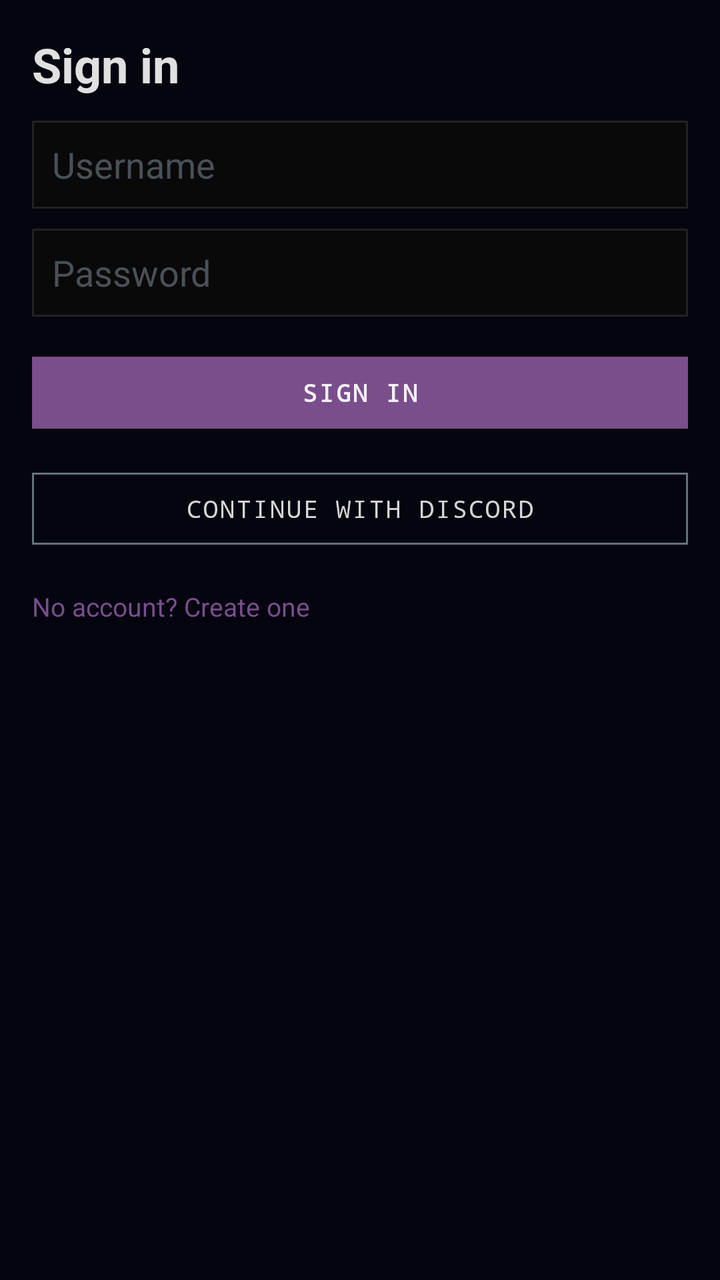
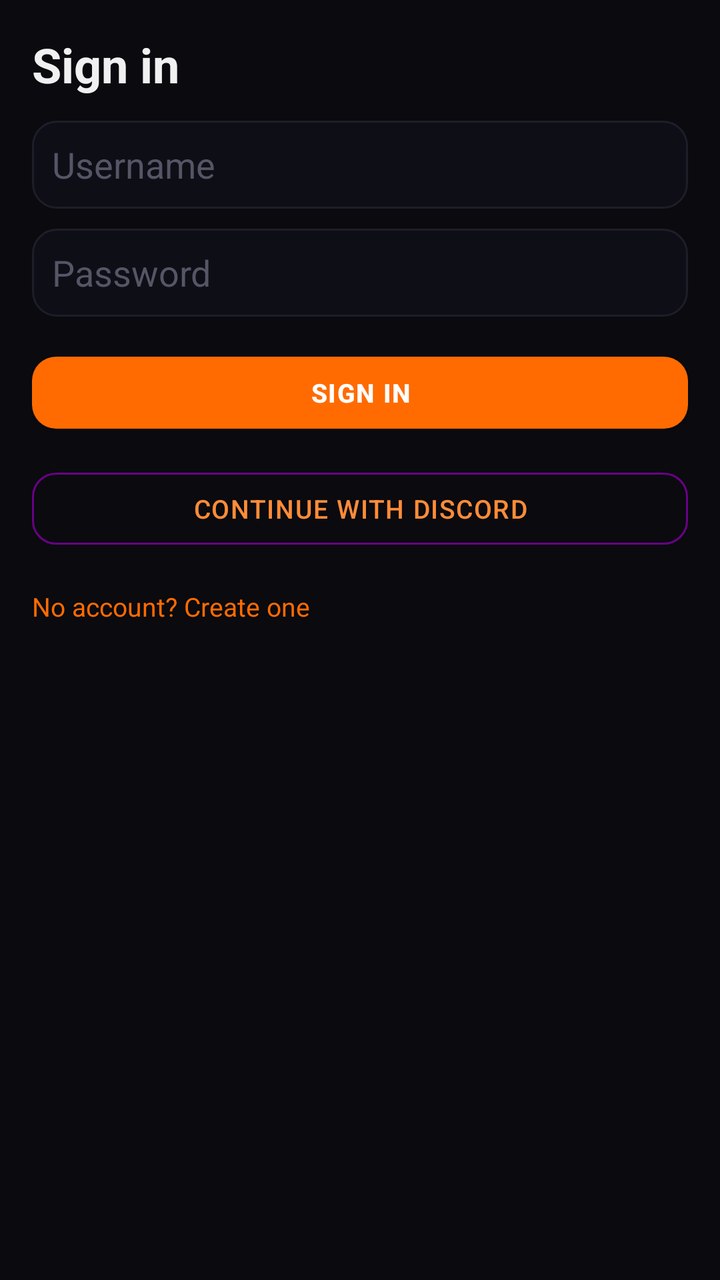

An Android layout rendered at two revisions. The XML below is the earlier revision; the diff shows what the commit changed to produce the second picture.
<!-- AndroidManifest.xml: application theme Theme.KodaNetwork -->
<!-- res/layout/activity_design_login.xml -->
<?xml version="1.0" encoding="utf-8"?>
<ScrollView xmlns:android="http://schemas.android.com/apk/res/android"
    android:layout_width="match_parent"
    android:layout_height="match_parent"
    android:background="@color/bg_void">

    <LinearLayout
        android:layout_width="match_parent"
        android:layout_height="wrap_content"
        android:orientation="vertical"
        android:padding="16dp">

        <TextView
            android:layout_width="wrap_content"
            android:layout_height="wrap_content"
            android:text="Sign in"
            android:textColor="@color/txt_primary"
            android:textSize="24sp"
            android:textStyle="bold" />

        <EditText
            android:id="@+id/et_username"
            android:layout_width="match_parent"
            android:layout_height="44dp"
            android:layout_marginTop="12dp"
            android:background="@drawable/input_field"
            android:hint="Username"
            android:textColor="@color/txt_primary"
            android:textColorHint="@color/txt_muted"
            android:paddingHorizontal="10dp" />

        <EditText
            android:id="@+id/et_password"
            android:layout_width="match_parent"
            android:layout_height="44dp"
            android:layout_marginTop="10dp"
            android:background="@drawable/input_field"
            android:hint="Password"
            android:inputType="textPassword"
            android:textColor="@color/txt_primary"
            android:textColorHint="@color/txt_muted"
            android:paddingHorizontal="10dp" />

        <Button
            android:id="@+id/btn_sign_in"
            style="@style/KodaButton"
            android:layout_width="match_parent"
            android:layout_height="wrap_content"
            android:layout_marginTop="14dp"
            android:text="SIGN IN" />

        <Button
            android:id="@+id/btn_discord"
            style="@style/KodaButton.Outline"
            android:layout_width="match_parent"
            android:layout_height="wrap_content"
            android:layout_marginTop="10dp"
            android:text="CONTINUE WITH DISCORD" />

        <TextView
            android:id="@+id/tv_create_account"
            android:layout_width="wrap_content"
            android:layout_height="wrap_content"
            android:layout_marginTop="16dp"
            android:text="No account? Create one"
            android:textColor="@color/koda_orange"
            android:textSize="13sp" />
    </LinearLayout>
</ScrollView>
<!-- resources referenced by this layout -->
<resources>
  <color name="bg_void">#050510</color>
  <color name="koda_orange">#7A4E8C</color>
  <color name="txt_muted">#4A5058</color>
  <color name="txt_primary">#E0E0E0</color>
  <!-- drawable input_field (drawable) -->
  <?xml version="1.0" encoding="utf-8"?>
  <shape xmlns:android="http://schemas.android.com/apk/res/android">
      <solid android:color="#090909"/>
      <stroke android:width="1dp" android:color="#222222"/>
  </shape>
  <style name="KodaButton" parent="Widget.MaterialComponents.Button">
          <item name="backgroundTint">#7A4E8C</item>
          <item name="android:textColor">#F2F2F2</item>
          <item name="android:textStyle">bold</item>
          <item name="android:fontFamily">monospace</item>
          <item name="android:letterSpacing">0.08</item>
          <item name="android:textSize">12sp</item>
          <item name="cornerRadius">0dp</item>
          <item name="rippleColor">#4A5058</item>
      </style>
  <style name="KodaButton.Outline" parent="Widget.MaterialComponents.Button.OutlinedButton">
          <item name="strokeColor">#62727B</item>
          <item name="strokeWidth">1dp</item>
          <item name="android:textColor">#D6D6D6</item>
          <item name="android:fontFamily">monospace</item>
          <item name="android:letterSpacing">0.08</item>
          <item name="android:textSize">12sp</item>
          <item name="cornerRadius">0dp</item>
      </style>
  <style name="Theme.KodaNetwork" parent="Theme.MaterialComponents.NoActionBar">
          <item name="colorPrimary">#7A4E8C</item>
          <item name="colorPrimaryVariant">#4A5058</item>
          <item name="colorSecondary">#62727B</item>
          <item name="android:colorBackground">#050510</item>
          <item name="colorSurface">#050510</item>
          <item name="colorOnPrimary">#000000</item>
          <item name="colorOnBackground">#E0E0E0</item>
          <item name="colorOnSurface">#E0E0E0</item>
          <item name="android:statusBarColor">#050510</item>
          <item name="android:navigationBarColor">#050510</item>
          <item name="android:windowLightStatusBar">false</item>
          <item name="android:textColor">#E0E0E0</item>
      </style>
</resources>

<!-- the commit's change to res/layout/activity_design_login.xml (unified diff, before → after) -->
@@ -1,5 +1,6 @@
 <?xml version="1.0" encoding="utf-8"?>
 <ScrollView xmlns:android="http://schemas.android.com/apk/res/android"
+    android:fitsSystemWindows="true"
     android:layout_width="match_parent"
     android:layout_height="match_parent"
     android:background="@color/bg_void">
<!-- resource entries referenced after the edit -->
@@ -1,47 +1,53 @@
 <!-- resources referenced by this layout -->
 <resources>
-  <color name="bg_void">#050510</color>
-  <color name="koda_orange">#7A4E8C</color>
-  <color name="txt_muted">#4A5058</color>
-  <color name="txt_primary">#E0E0E0</color>
+  <color name="bg_void">#0A0A0F</color>
+  <color name="koda_orange">#FF6B00</color>
+  <color name="txt_muted">#555566</color>
+  <color name="txt_primary">#F0F0F0</color>
   <!-- drawable input_field (drawable) -->
   <?xml version="1.0" encoding="utf-8"?>
-  <shape xmlns:android="http://schemas.android.com/apk/res/android">
-      <solid android:color="#090909"/>
-      <stroke android:width="1dp" android:color="#222222"/>
+  <shape xmlns:android="http://schemas.android.com/apk/res/android"
+      android:shape="rectangle">
+      <solid android:color="#0E0E16" />
+      <stroke android:width="1dp" android:color="#1E1E2A" />
+      <corners android:radius="12dp" />
   </shape>
   <style name="KodaButton" parent="Widget.MaterialComponents.Button">
-          <item name="backgroundTint">#7A4E8C</item>
-          <item name="android:textColor">#F2F2F2</item>
+          <item name="backgroundTint">#FF6B00</item>
+          <item name="android:textColor">#FFFFFF</item>
           <item name="android:textStyle">bold</item>
-          <item name="android:fontFamily">monospace</item>
-          <item name="android:letterSpacing">0.08</item>
-          <item name="android:textSize">12sp</item>
-          <item name="cornerRadius">0dp</item>
-          <item name="rippleColor">#4A5058</item>
+          <item name="android:fontFamily">sans-serif-medium</item>
+          <item name="android:letterSpacing">0.04</item>
+          <item name="android:textSize">13sp</item>
+          <item name="cornerRadius">12dp</item>
+          <item name="rippleColor">#CC5500</item>
       </style>
   <style name="KodaButton.Outline" parent="Widget.MaterialComponents.Button.OutlinedButton">
-          <item name="strokeColor">#62727B</item>
+          <item name="strokeColor">#FF6B0088</item>
           <item name="strokeWidth">1dp</item>
-          <item name="android:textColor">#D6D6D6</item>
-          <item name="android:fontFamily">monospace</item>
-          <item name="android:letterSpacing">0.08</item>
-          <item name="android:textSize">12sp</item>
-          <item name="cornerRadius">0dp</item>
+          <item name="android:textColor">#FF8C38</item>
+          <item name="android:fontFamily">sans-serif-medium</item>
+          <item name="android:letterSpacing">0.04</item>
+          <item name="android:textSize">13sp</item>
+          <item name="cornerRadius">12dp</item>
       </style>
   <style name="Theme.KodaNetwork" parent="Theme.MaterialComponents.NoActionBar">
-          <item name="colorPrimary">#7A4E8C</item>
-          <item name="colorPrimaryVariant">#4A5058</item>
-          <item name="colorSecondary">#62727B</item>
-          <item name="android:colorBackground">#050510</item>
-          <item name="colorSurface">#050510</item>
-          <item name="colorOnPrimary">#000000</item>
-          <item name="colorOnBackground">#E0E0E0</item>
-          <item name="colorOnSurface">#E0E0E0</item>
-          <item name="android:statusBarColor">#050510</item>
-          <item name="android:navigationBarColor">#050510</item>
+          <item name="colorPrimary">#FF6B00</item>
+          <item name="colorPrimaryVariant">#CC5500</item>
+          <item name="colorSecondary">#FF8C38</item>
+          <item name="android:colorBackground">#0A0A0F</item>
+          <item name="android:windowBackground">#0A0A0F</item>
+          <item name="colorSurface">#12121A</item>
+          <item name="colorOnPrimary">#FFFFFF</item>
+          <item name="colorOnBackground">#F0F0F0</item>
+          <item name="colorOnSurface">#F0F0F0</item>
+          <item name="android:statusBarColor">#00000000</item>
+          <item name="android:navigationBarColor">#00000000</item>
+          <item name="android:windowTranslucentStatus">true</item>
+          <item name="android:windowTranslucentNavigation">true</item>
+          <item name="android:windowLayoutInDisplayCutoutMode">shortEdges</item>
           <item name="android:windowLightStatusBar">false</item>
-          <item name="android:textColor">#E0E0E0</item>
+          <item name="android:textColor">#F0F0F0</item>
       </style>
 </resources>
 
